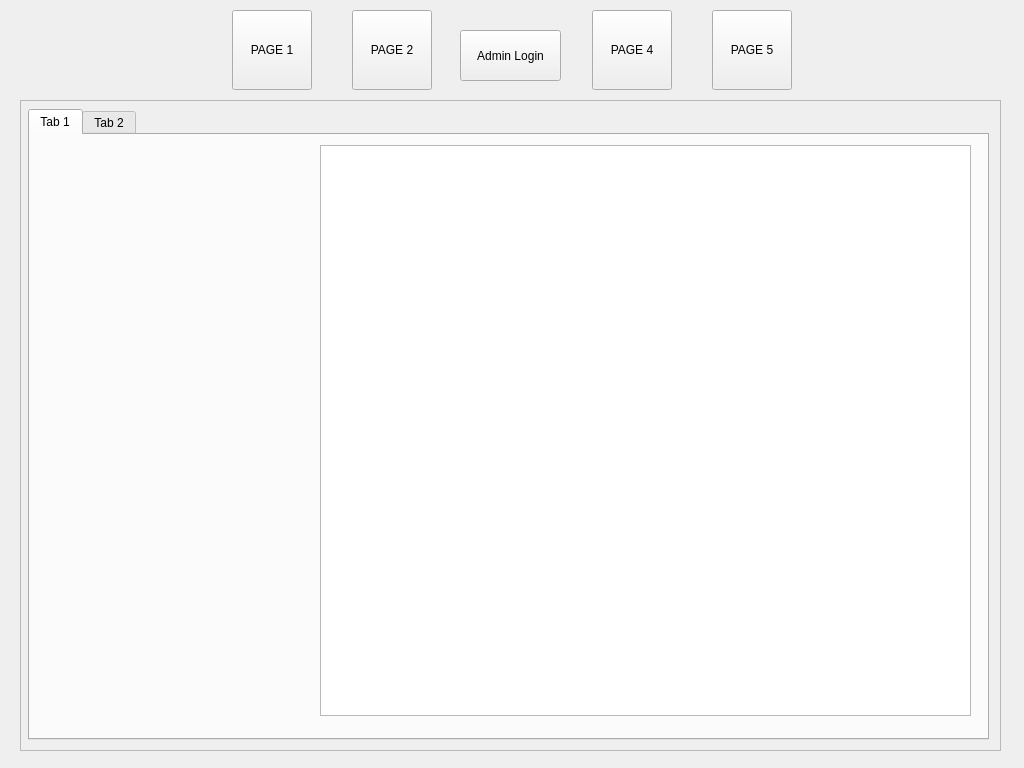
Above: forms/MainWindow.ui from tigerjpg/cybersecurity before the change. Below: the same form after it.
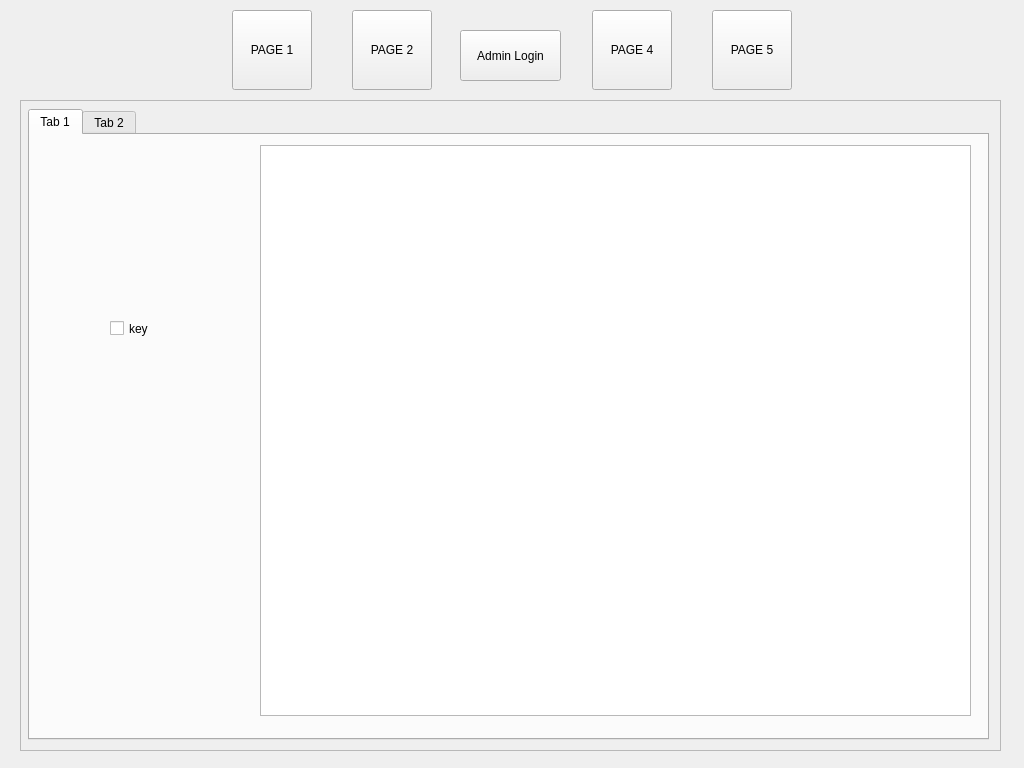
That is the form after the change. The open tabs and pages were chosen to show the change. Custom widgets are drawn as their Qt base class.

Commit message: [#10] display name and address of customers in sortable list

Patch:
```diff
--- a/forms/MainWindow.ui
+++ b/forms/MainWindow.ui
@@ -661,11 +661,48 @@
         <widget class="QTableView" name="customer_view">
          <property name="geometry">
           <rect>
-           <x>290</x>
+           <x>230</x>
            <y>10</y>
-           <width>651</width>
+           <width>711</width>
            <height>571</height>
           </rect>
+         </property>
+         <property name="sizePolicy">
+          <sizepolicy hsizetype="Expanding" vsizetype="Expanding">
+           <horstretch>0</horstretch>
+           <verstretch>0</verstretch>
+          </sizepolicy>
+         </property>
+         <property name="autoFillBackground">
+          <bool>true</bool>
+         </property>
+         <property name="styleSheet">
+          <string notr="true">color rgb(196, 196, 196)</string>
+         </property>
+         <property name="horizontalScrollBarPolicy">
+          <enum>Qt::ScrollBarAsNeeded</enum>
+         </property>
+         <property name="sizeAdjustPolicy">
+          <enum>QAbstractScrollArea::AdjustToContents</enum>
+         </property>
+         <property name="sortingEnabled">
+          <bool>true</bool>
+         </property>
+         <property name="wordWrap">
+          <bool>true</bool>
+         </property>
+        </widget>
+        <widget class="QCheckBox" name="checkBox">
+         <property name="geometry">
+          <rect>
+           <x>80</x>
+           <y>180</y>
+           <width>100</width>
+           <height>27</height>
+          </rect>
+         </property>
+         <property name="text">
+          <string>key</string>
          </property>
         </widget>
        </widget>
```
Left out of the diff: 2 changed lines with no effect on the pictures. The commit also changes 2 other files.
